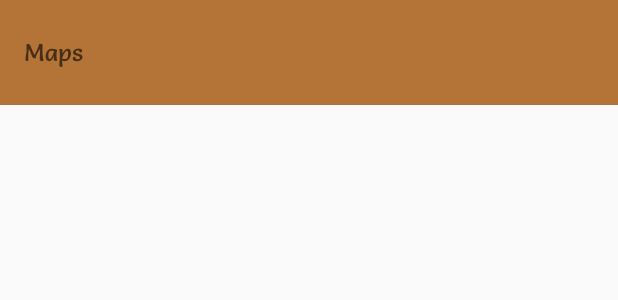
After one commit to VictorTIADS/easygas, an Android app: the layout toolbar_without_corners.xml on its own in the app's theme, with its tools: preview values and no code run, on a phone screen of 412 x 824 dp. The commit adds this screen. Shown: the top 300 px of the screen. Run offline under Robolectric (Android 15) with nearby library versions, the phone set to English and light mode, and no system bars.

Commit message:
Map has been added MVP

```diff
--- a/app/build.gradle
+++ b/app/build.gradle
@@ -43,6 +43,8 @@ dependencies {
     implementation 'com.shaishavgandhi:login-buttons:1.0.0'
 
 
+
+
     testImplementation 'junit:junit:4.12'
     androidTestImplementation 'androidx.test.ext:junit:1.1.1'
     androidTestImplementation 'androidx.test.espresso:espresso-core:3.2.0'
--- a/app/src/main/java/com/pernambucosolucoes/easygas/SplashActivity.kt
+++ b/app/src/main/java/com/pernambucosolucoes/easygas/SplashActivity.kt
@@ -17,5 +17,8 @@ class SplashActivity : AppCompatActivity() {
         btn_login.setOnClickListener {
             startActivity(Intent(this,LoginActivity::class.java))
         }
+        btn_go_to_map.setOnClickListener {
+            startActivity(Intent(this, MapActivity::class.java))
+        }
     }
 }
--- /dev/null
+++ b/app/src/main/res/layout/toolbar_without_corners.xml
@@ -0,0 +1,10 @@
+<?xml version="1.0" encoding="utf-8"?>
+<androidx.appcompat.widget.Toolbar xmlns:android="http://schemas.android.com/apk/res/android"
+    xmlns:app="http://schemas.android.com/apk/res-auto"
+    android:id="@+id/toolbar_withoutcorner"
+    android:layout_width="match_parent"
+    android:layout_height="70dp"
+    android:orientation="vertical"
+    app:titleTextColor="@color/colorWhite"
+    app:subtitle="Maps"
+    android:background="@color/colorYellowDarck" />
--- a/app/src/main/res/values/styles.xml
+++ b/app/src/main/res/values/styles.xml
@@ -9,4 +9,14 @@
     </style>
 
 
+    <style name="AppTheme_Map" parent="Theme.AppCompat.Light.NoActionBar">
+        <item name="colorPrimary">@color/colorPrimary</item>
+        <item name="colorPrimaryDark">@color/colorWhite</item>
+        <item name="colorAccent">@color/colorAccent</item>
+        <item name="android:fontFamily">@font/salsaregular</item>
+        <item name="android:windowFullscreen">true</item>
+
+    </style>
+
+
 </resources>
```
Also changed, not shown: app/src/main/AndroidManifest.xml (+12 -7 lines), app/src/main/java/com/pernambucosolucoes/easygas/MapActivity.kt (added, +35 -0 lines), app/src/main/res/layout/activity_map.xml (added, +15 -0 lines), app/src/main/res/layout/content_map.xml (added, +10 -0 lines).
